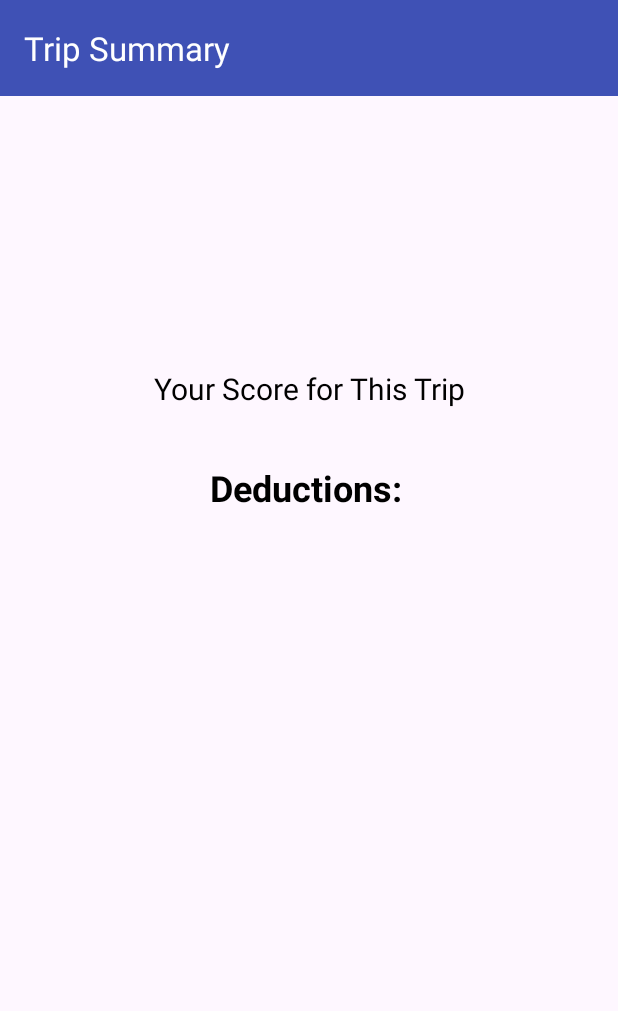
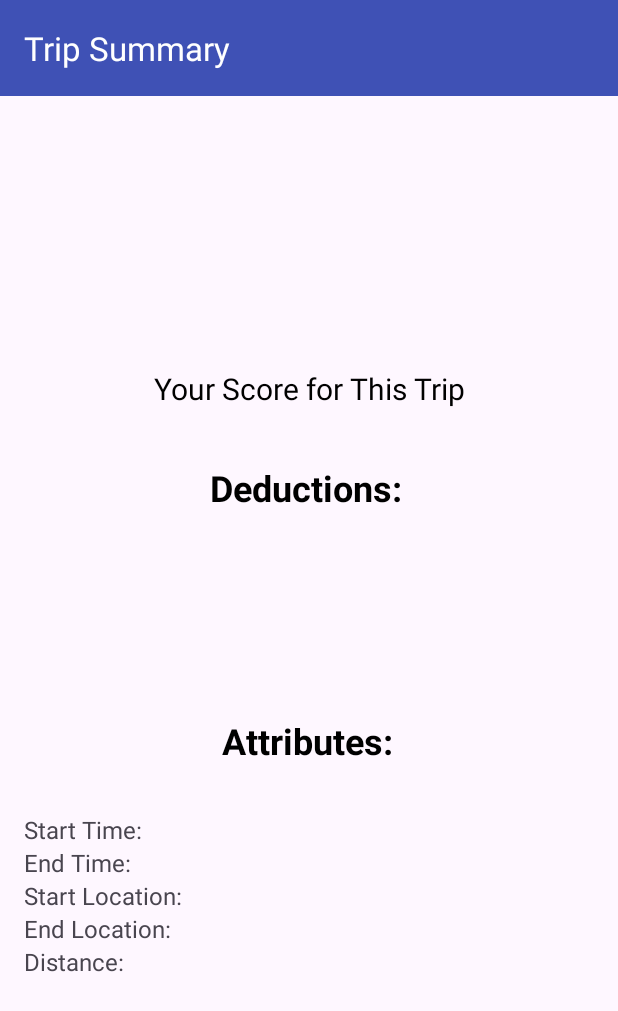
Before and after one commit to Th3-Hero/DriveGuard-Server, an Android app: the layout average_score_screen.xml on its own in the app's theme, with its tools: preview values and no code run, on a phone screen of 412 x 824 dp. Shown: the top 1011 px of the screen. Run offline under Robolectric (Android 15) with nearby library versions, the phone set to English and light mode, and no system bars.

Commit message:
Implemented score screen and started trip history.

```diff
--- a/app/src/main/res/layout/average_score_screen.xml
+++ b/app/src/main/res/layout/average_score_screen.xml
@@ -13,7 +13,7 @@
         android:background="@color/navy"
         app:title="Trip Summary"
         app:titleTextColor="@color/white"
-        app:layout_constraintTop_toTopOf="parent" />
+        app:layout_constraintTop_toTopOf="parent"/>
 
     <TextView
         android:id="@+id/textViewDriverScore"
@@ -65,4 +65,66 @@
         android:layout_marginTop="16dp">
     </LinearLayout>
 
+    <TextView
+        android:id="@+id/textViewAttributes"
+        android:layout_width="wrap_content"
+        android:layout_height="wrap_content"
+        android:layout_marginStart="148dp"
+        android:layout_marginTop="120dp"
+        android:text="Attributes: "
+        android:textColor="@color/black"
+        android:textSize="24sp"
+        android:textStyle="bold"
+        app:layout_constraintStart_toStartOf="parent"
+        app:layout_constraintTop_toBottomOf="@+id/linearLayoutDeductions" />
+
+    <LinearLayout
+        android:id="@+id/linearLayoutAttributes"
+        android:layout_width="0dp"
+        android:layout_height="wrap_content"
+        android:layout_marginHorizontal="16dp"
+        android:layout_marginTop="32dp"
+        android:orientation="vertical"
+        app:layout_constraintEnd_toEndOf="parent"
+        app:layout_constraintStart_toStartOf="parent"
+        app:layout_constraintTop_toBottomOf="@+id/textViewAttributes">
+
+        <!-- Predefined rows -->
+        <TextView
+            android:id="@+id/startTime"
+            android:layout_width="wrap_content"
+            android:layout_height="wrap_content"
+            android:text="Start Time: "
+            android:textSize="16sp" />
+
+        <TextView
+            android:id="@+id/endTime"
+            android:layout_width="wrap_content"
+            android:layout_height="wrap_content"
+            android:text="End Time: "
+            android:textSize="16sp" />
+
+        <TextView
+            android:id="@+id/startLocation"
+            android:layout_width="wrap_content"
+            android:layout_height="wrap_content"
+            android:text="Start Location: "
+            android:textSize="16sp" />
+
+        <TextView
+            android:id="@+id/endLocation"
+            android:layout_width="wrap_content"
+            android:layout_height="wrap_content"
+            android:text="End Location: "
+            android:textSize="16sp" />
+
+        <TextView
+            android:id="@+id/distance"
+            android:layout_width="wrap_content"
+            android:layout_height="wrap_content"
+            android:text="Distance: "
+            android:textSize="16sp" />
+
+    </LinearLayout>
+
 </androidx.constraintlayout.widget.ConstraintLayout>
--- a/app/src/main/res/layout/driver_suggestion_screen.xml
+++ b/app/src/main/res/layout/driver_suggestion_screen.xml
@@ -19,7 +19,7 @@
         android:id="@+id/textViewAverageScore"
         android:layout_width="wrap_content"
         android:layout_height="wrap_content"
-        android:text="89"
+        android:text=""
         android:textSize="100sp"
         android:textColor="@color/navy"
         android:textStyle="bold"
```
Also changed, not shown: app/src/main/AndroidManifest.xml (+9 -0 lines), app/src/main/java/com/example/driveguard/activities/HistoryScreen.java (added, +7 -0 lines), app/src/main/java/com/example/driveguard/activities/ScoreScreen.java (+101 -6 lines).
